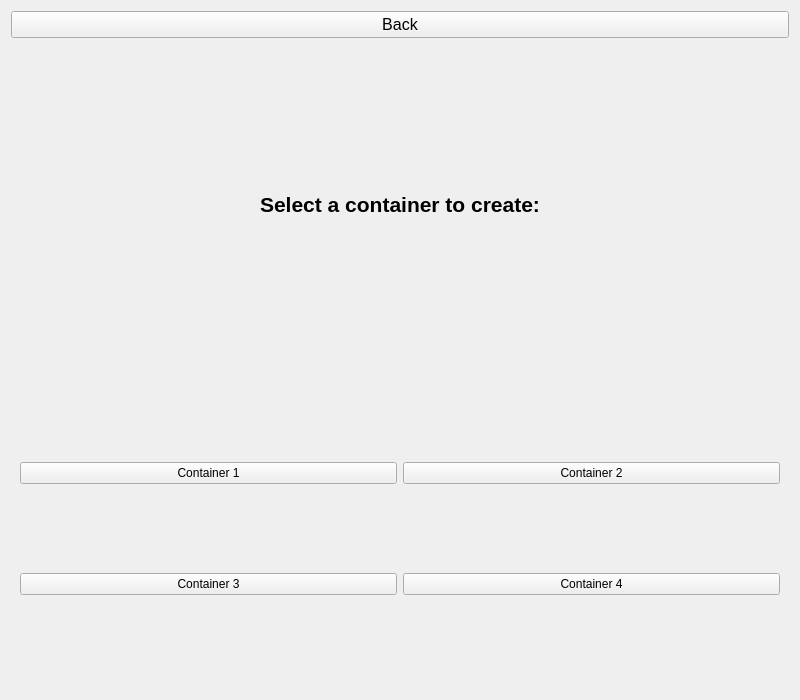
First picture: the form in ui/create_container_page.ui, repository Vortex-Linux/Ship-GUI, before the edit.
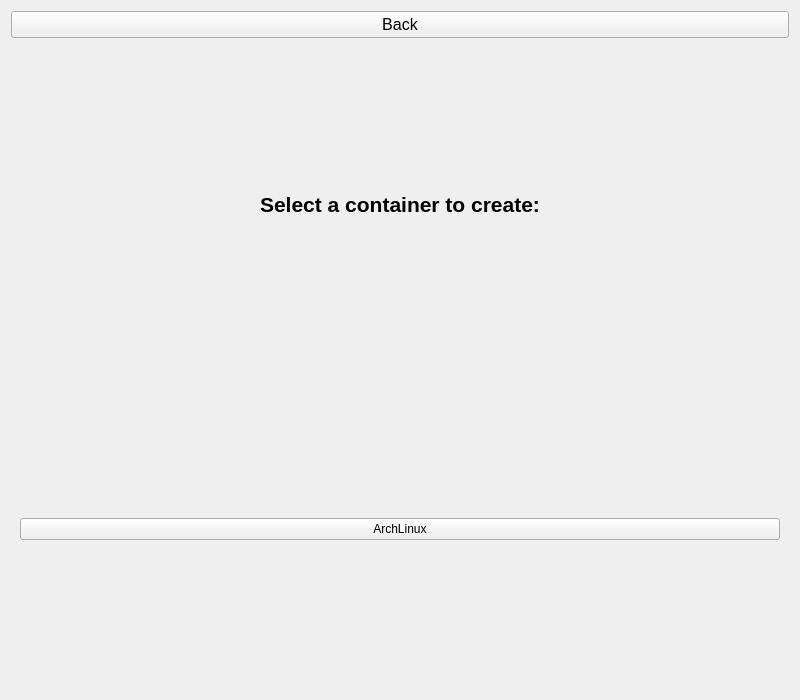
Second picture: the form after the edit. Icons and pictures are not drawn.

Commit message: Added archlinux image for testing and edited the UI files

What changed in the file:
```diff
--- a/ui/create_container_page.ui
+++ b/ui/create_container_page.ui
@@ -51,48 +51,10 @@
       <item row="0" column="0">
        <widget class="QPushButton" name="container1Button">
         <property name="text">
-         <string>Container 1</string>
+         <string>ArchLinux</string>
         </property>
         <property name="icon">
-         <icon>
-          <normaloff>:/images/images/container1.png</normaloff>
-         </icon>
-        </property>
-       </widget>
-      </item>
-      <item row="0" column="1">
-       <widget class="QPushButton" name="container2Button">
-        <property name="text">
-         <string>Container 2</string>
-        </property>
-        <property name="icon">
-         <icon>
-          <normaloff>:/images/images/container2.png</normaloff>
-         </icon>
-        </property>
-       </widget>
-      </item>
-      <item row="1" column="0">
-       <widget class="QPushButton" name="container3Button">
-        <property name="text">
-         <string>Container 3</string>
-        </property>
-        <property name="icon">
-         <icon>
-          <normaloff>:/images/images/container3.png</normaloff>
-         </icon>
-        </property>
-       </widget>
-      </item>
-      <item row="1" column="1">
-       <widget class="QPushButton" name="container4Button">
-        <property name="text">
-         <string>Container 4</string>
-        </property>
-        <property name="icon">
-         <icon>
-          <normaloff>:/images/images/container4.png</normaloff>
-         </icon>
+          <iconset theme=":/images/images/archlinux.png"/>
         </property>
        </widget>
       </item>
```
The commit also changes 6 other files.
